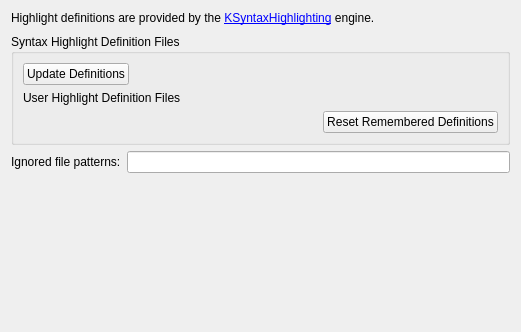
Qt form src/plugins/texteditor/highlightersettingspage.ui (qt-creator/qt-creator) before a commit.
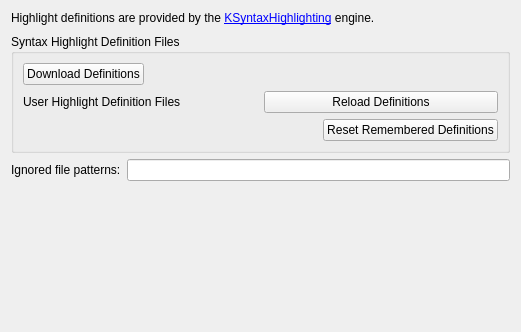
The same form after that commit. Custom widgets are drawn as their Qt base class.

Commit message:
Highlighter: clarify 'Update Definitions' action
by renaming it to Download Definitions and adding a tooltip stating that it
collects all definitions that are missing or were updated after the release and
downloads it to the ksyntax highlighting user folder.
Also adding a separate reload definitions button in the settings behind
the user path.

```diff
--- a/src/plugins/texteditor/highlightersettingspage.ui
+++ b/src/plugins/texteditor/highlightersettingspage.ui
@@ -66,7 +66,7 @@
         <item>
          <widget class="QPushButton" name="updateDefinitions">
           <property name="text">
-           <string>Update Definitions</string>
+           <string>Download Definitions</string>
           </property>
          </widget>
         </item>
@@ -108,6 +108,16 @@
           </item>
          </layout>
         </item>
+        <item>
+         <widget class="QPushButton" name="reloadDefinitions">
+          <property name="toolTip">
+           <string>Reload externally modified definition files.</string>
+          </property>
+          <property name="text">
+           <string>Reload Definitions</string>
+          </property>
+         </widget>
+        </item>
        </layout>
       </item>
       <item>
```
Left out of the diff: 5 changed lines with no effect on the pictures. The commit also changes 4 other files.
